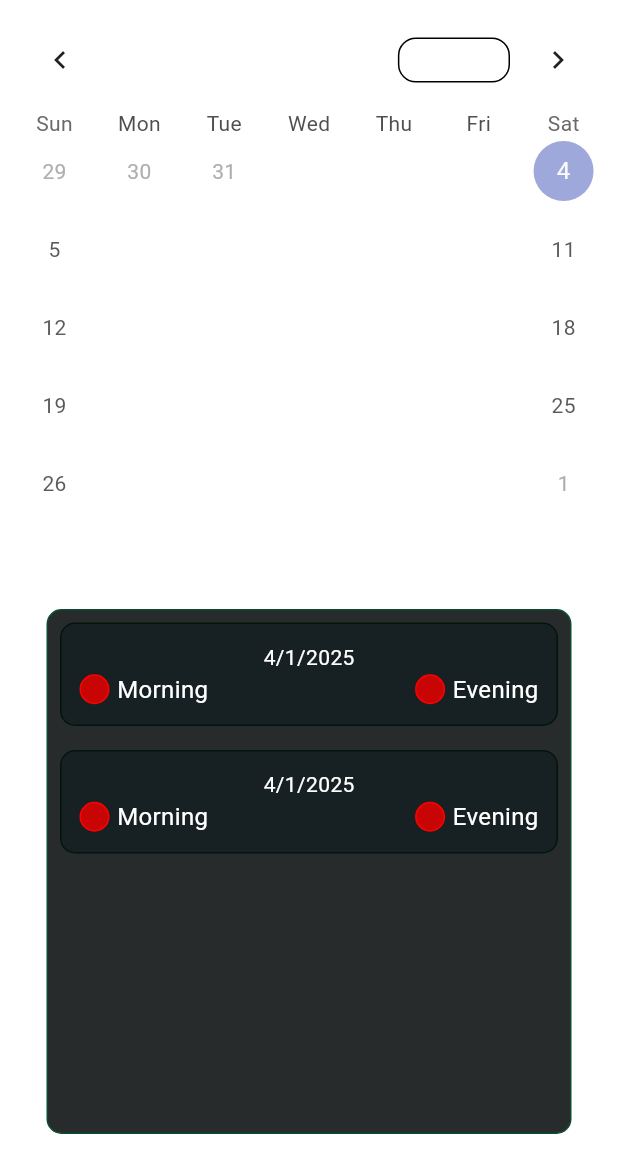
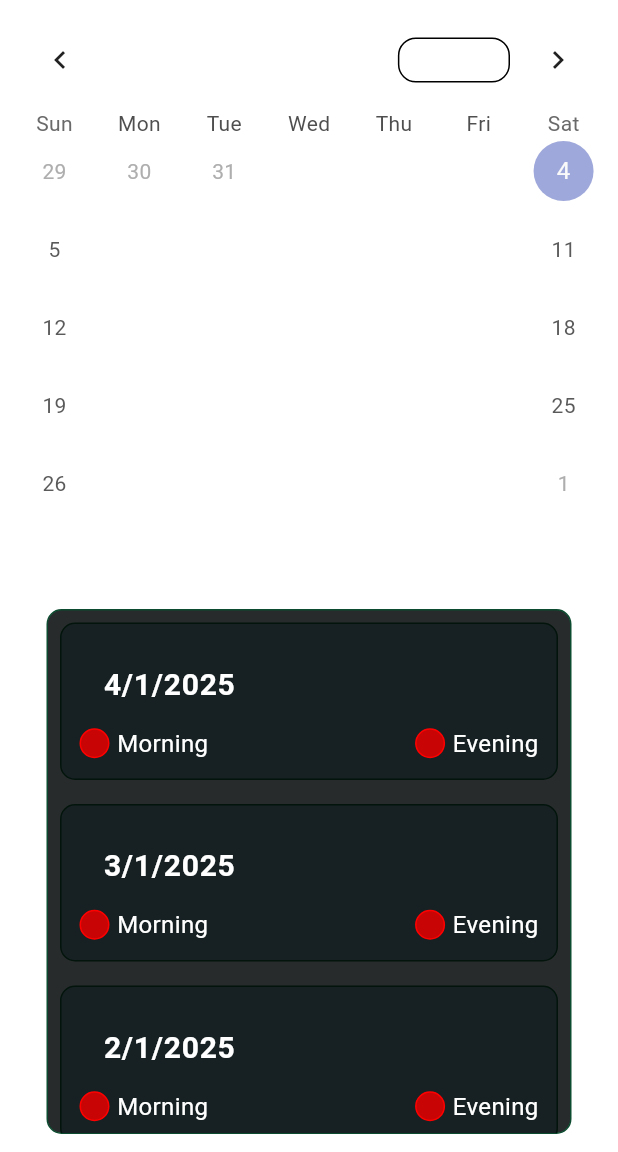
Before and after one commit to Fuadseid/checklist_app_for_medical_tab_user, a Flutter app: the screen it shows after launch, on a phone screen of 412 x 824 dp, the part 84-1236 px from its top. Run offline on Flutter 3.47's test engine with Material 3 defaults, Android fonts, the phone set to English and light mode, and no system bars; drawn by our look-alikes of table_calendar.

```diff
--- a/checklist_app/lib/Screen/Calander.dart
+++ b/checklist_app/lib/Screen/Calander.dart
@@ -3,6 +3,7 @@ import 'package:provider/provider.dart';
 import 'package:checklist_app/provider/Checkerprovider.dart';
 import 'package:table_calendar/table_calendar.dart';
 import 'package:checklist_app/Screen/Checker.dart';
+import 'package:checklist_app/model/Model.dart';
 
 class Calendar extends StatefulWidget {
   const Calendar({super.key});
@@ -12,12 +13,23 @@ class Calendar extends StatefulWidget {
 }
 
 class _CalendarState extends State<Calendar> {
+  final checkedmodel = Model();
+  late final mornchecked;
+  late final evechecked;
+
+  @override
+  void initState() {
+    super.initState();
+    mornchecked = checkedmodel.dates[4];
+    evechecked = checkedmodel.dates[5];
+  }
+
   DateTime? _selectedDay;
   DateTime today = DateTime.now();
   bool newvalue = false; // Persistent state for checkbox
   bool newvalue1 = false; // Persistent state for checkbox
   final morningStart = const TimeOfDay(hour: 6, minute: 0);
-  final morningEnd = const TimeOfDay(hour: 20, minute: 0);
+  final morningEnd = const TimeOfDay(hour: 10, minute: 0);
   final eveningStart = const TimeOfDay(hour: 20, minute: 0);
   final eveningEnd = const TimeOfDay(hour: 6, minute: 0);
 
@@ -103,9 +115,7 @@ class _CalendarState extends State<Calendar> {
                                             TextButton(
                                               onPressed: () {
                                                 // Do not check the checkbox
-                                                setModalState(() {
                                                 model.toggleBvalue = false;
-                                                });
                                                 Navigator.of(context)
                                                     .pop(); // Close the dialog
                                               },
@@ -119,9 +129,7 @@ class _CalendarState extends State<Calendar> {
                                             TextButton(
                                               onPressed: () {
                                                 // Check the checkbox
-                                                setModalState(() {
                                                 model.toggleBvalue = true;
-                                                });
                                                 Navigator.of(context)
                                                     .pop(); // Close the dialog
                                               },
@@ -138,9 +146,7 @@ class _CalendarState extends State<Calendar> {
                                   }
                                 } else {
                                   // If outside the time range, uncheck the checkbox
-                                  setModalState(() {
                                   model.toggleBvalue = false;
-                                  });
                                 }
                               },
                             ),
@@ -180,9 +186,7 @@ class _CalendarState extends State<Calendar> {
                                               TextButton(
                                                 onPressed: () {
                                                   // Do not check the checkbox
-                                                  setModalState(() {
                                                   model.toggleBvalue1 = false;
-                                                  });
                                                   Navigator.of(context)
                                                       .pop(); // Close the dialog
                                                 },
@@ -196,9 +200,7 @@ class _CalendarState extends State<Calendar> {
                                               TextButton(
                                                 onPressed: () {
                                                   // Check the checkbox
-                                                  setModalState(() {
                                                   model.toggleBvalue1 = true;
-                                                  });
                                                   Navigator.of(context)
                                                       .pop(); // Close the dialog
                                                 },
@@ -215,9 +217,7 @@ class _CalendarState extends State<Calendar> {
                                     }
                                   } else {
                                     // If outside the time range, uncheck the checkbox
-                                    setModalState(() {
                                     model.toggleBvalue1 = false;
-                                    });
                                   }
                                 },
                               ),
@@ -237,15 +237,17 @@ class _CalendarState extends State<Calendar> {
                         SizedBox(
                           width: 200,
                           child: ElevatedButton(
-
                             style: ElevatedButton.styleFrom(
-
-                                  backgroundColor: const Color.fromARGB(255, 23, 72, 82),
+                                backgroundColor:
+                                    const Color.fromARGB(255, 23, 72, 82),
                                 padding: const EdgeInsets.all(20)),
                             onPressed: () {
                               Navigator.pop(context);
                             },
-                              child:const Text("Close", style: TextStyle(fontSize: 20, color: Colors.white)),),
+                            child: const Text("Close",
+                                style: TextStyle(
+                                    fontSize: 20, color: Colors.white)),
+                          ),
                         )
                       ]),
                     )
--- a/checklist_app/lib/Screen/Displaycheck.dart
+++ b/checklist_app/lib/Screen/Displaycheck.dart
@@ -7,10 +7,10 @@ class Displaycheck extends StatelessWidget {
 
   @override
   Widget build(BuildContext context) {
-    // Access Checkerprovider values
-    final bvalue = context.watch<Checkerprovider>().bvalue;
-    final bvalue1 = context.watch<Checkerprovider>().bvalue1;
-    final now = [DateTime.now().day, DateTime.now().month, DateTime.now().year];
+    // Watch the `Checkerprovider` for changes
+    final checkerProvider = context.watch<Checkerprovider>();
+    final model = checkerProvider.model; // Access model from the provider
+
     return Consumer<Checkerprovider>(
       builder: (context, value, child) => Container(
         decoration: BoxDecoration(
@@ -21,83 +21,39 @@ class Displaycheck extends StatelessWidget {
         height: 350,
         width: 350,
         child: ListView.builder(
-          itemCount: 2, // Example item count
+          itemCount: model.dates.length, // Use the length of `dates`
           itemBuilder: (context, index) {
+            final date = model.dates[index];
+            final mornchecked = date[3] as bool;  // Today's morning checkbox
+            final evechecked = date[4] as bool;   // Today's evening checkbox
+            int day = date[0];
+            int month = date[1];
+            int year = date[2];
+
             return Padding(
               padding: const EdgeInsets.all(8.0),
               child: Container(
                 decoration: BoxDecoration(
-                  border:
-                      Border.all(color: const Color.fromARGB(255, 2, 20, 12)),
+                  border: Border.all(color: const Color.fromARGB(255, 2, 20, 12)),
                   borderRadius: BorderRadius.circular(10),
                   color: const Color.fromARGB(255, 23, 33, 35),
                 ),
                 child: Padding(
                   padding: const EdgeInsets.all(12.0),
                   child: Column(
+                    crossAxisAlignment: CrossAxisAlignment.start,
                     children: [
-                      Text(
-                        '${now[0].toString()}/${now[1].toString()}/${now[2].toString()}', // Display bvalue from Checkerprovider
+                      ListTile(
+                        title: Text(
+                          '$day/$month/$year',
+                          style: const TextStyle(color: Colors.white),
+                        ),
                       ),
                       Row(
                         mainAxisAlignment: MainAxisAlignment.spaceBetween,
                         children: [
-                          Row(
-                            children: [
-                              Container(
-                                height: 20,
-                                width: 20,
-                                decoration: BoxDecoration(
-                                  color: bvalue == true
-                                      ? const Color.fromARGB(255, 12, 75, 47)
-                                      : const Color.fromARGB(225, 225, 0, 0),
-                                  borderRadius: BorderRadius.circular(100),
-                                  border: Border.all(
-                                      color: bvalue == true
-                                          ? const Color.fromARGB(
-                                              255, 12, 75, 47)
-                                          : const Color.fromARGB(
-                                              255, 255, 0, 0)),
-                                ),
-                              ),
-                              const SizedBox(
-                                width: 5,
-                              ),
-                              const Text(
-                                "Morning",
-                                style:  TextStyle(
-                                    color: Colors.white, fontSize: 16),
-                              ),
-                            ],
-                          ),
-                          Row(
-                            children: [
-                              Container(
-                                height: 20,
-                                width: 20,
-                                decoration: BoxDecoration(
-                                  color: bvalue1 == true
-                                      ? const Color.fromARGB(255, 12, 75, 47)
-                                      : const Color.fromARGB(225, 225, 0, 0),
-                                  borderRadius: BorderRadius.circular(100),
-                                  border: Border.all(
-                                      color: bvalue1 == true
-                                          ? const Color.fromARGB(
-                                              255, 12, 75, 47)
-                                          : const Color.fromARGB(
-                                              255, 255, 0, 0)),
-                                ),
-                              ),
-                              const SizedBox(
-                                width: 5,
-                              ),
-                              const Text(
-                                "Evening", // Display bvalue1 from Checkerprovider
-                                style:  TextStyle(
-                                    color: Colors.white, fontSize: 16),
-                              ),
-                            ],
-                          ),
+                          _buildStatusIndicator("Morning", mornchecked),
+                          _buildStatusIndicator("Evening", evechecked),
                         ],
                       ),
                     ],
@@ -110,4 +66,32 @@ class Displaycheck extends StatelessWidget {
       ),
     );
   }
+
+  // Helper widget for status indicators
+  Widget _buildStatusIndicator(String label, bool status) {
+    return Row(
+      children: [
+        Container(
+          height: 20,
+          width: 20,
+          decoration: BoxDecoration(
+            color: status
+                ? const Color.fromARGB(255, 12, 75, 47) // Green if true
+                : const Color.fromARGB(225, 225, 0, 0), // Red if false
+            borderRadius: BorderRadius.circular(100),
+            border: Border.all(
+              color: status
+                  ? const Color.fromARGB(255, 12, 75, 47) // Green border if true
+                  : const Color.fromARGB(255, 255, 0, 0), // Red border if false
+            ),
+          ),
+        ),
+        const SizedBox(width: 5),
+        Text(
+          label,
+          style: const TextStyle(color: Colors.white, fontSize: 16),
+        ),
+      ],
+    );
+  }
 }
--- /dev/null
+++ b/checklist_app/lib/model/Model.dart
@@ -0,0 +1,26 @@
+class Model {
+  late List<List<dynamic>> dates;
+  List<bool> bvalue = List<bool>.filled(10, false, growable: false); // Fixed size
+  List<bool> bvalue1 = List<bool>.filled(10, false, growable: false); // Fixed size
+
+  Model() {
+    dates = [
+      [DateTime.now().day, DateTime.now().month, DateTime.now().year, bvalue[0], bvalue1[0]],
+      [DateTime.now().subtract(Duration(days: 1)).day, DateTime.now().subtract(Duration(days: 1)).month, DateTime.now().subtract(Duration(days: 1)).year, bvalue[1], bvalue1[1]],
+      [DateTime.now().subtract(Duration(days: 2)).day, DateTime.now().subtract(Duration(days: 2)).month, DateTime.now().subtract(Duration(days: 2)).year, bvalue[2], bvalue1[2]],
+      [DateTime.now().subtract(Duration(days: 3)).day, DateTime.now().subtract(Duration(days: 3)).month, DateTime.now().subtract(Duration(days: 3)).year, bvalue[3], bvalue1[3]],
+      [DateTime.now().subtract(Duration(days: 4)).day, DateTime.now().subtract(Duration(days: 4)).month, DateTime.now().subtract(Duration(days: 4)).year, bvalue[4], bvalue1[4]],
+      [DateTime.now().subtract(Duration(days: 5)).day, DateTime.now().subtract(Duration(days: 5)).month, DateTime.now().subtract(Duration(days: 5)).year, bvalue[5], bvalue1[5]],
+      [DateTime.now().subtract(Duration(days: 6)).day, DateTime.now().subtract(Duration(days: 6)).month, DateTime.now().subtract(Duration(days: 6)).year, bvalue[6], bvalue1[6]],
+      [DateTime.now().subtract(Duration(days: 7)).day, DateTime.now().subtract(Duration(days: 7)).month, DateTime.now().subtract(Duration(days: 7)).year, bvalue[7], bvalue1[7]],
+      [DateTime.now().subtract(Duration(days: 8)).day, DateTime.now().subtract(Duration(days: 8)).month, DateTime.now().subtract(Duration(days: 8)).year, bvalue[8], bvalue1[8]],
+      [DateTime.now().subtract(Duration(days: 9)).day, DateTime.now().subtract(Duration(days: 9)).month, DateTime.now().subtract(Duration(days: 9)).year, bvalue[9], bvalue1[9]],
+    ];
+  }
+
+  // Method to update the dates based on the current bvalue and bvalue1
+  void updateDates(int index) {
+    dates[index][3] = bvalue[index]; // Update bvalue
+    dates[index][4] = bvalue1[index]; // Update bvalue1
+  }
+}
--- a/checklist_app/lib/provider/checkerprovider.dart
+++ b/checklist_app/lib/provider/checkerprovider.dart
@@ -1,35 +1,29 @@
-
 import 'package:flutter/material.dart';
+import 'package:checklist_app/model/Model.dart';
 
 class Checkerprovider with ChangeNotifier {
-
   bool _toggleBvalue = false;
-
   bool _toggleBvalue1 = false;
 
-
+  // Expose the model from the provider
+  final Model model = Model();
 
   bool get bvalue => _toggleBvalue;
-
   bool get bvalue1 => _toggleBvalue1;
 
-
   set toggleBvalue(bool value) {
-
     _toggleBvalue = value;
 
-    notifyListeners();
-
+    // Update the model's 'bvalue' and notify listeners
+    model.dates[0][3] = value;  // Update today's morning status (index 0)
+    notifyListeners(); // Notify listeners to rebuild UI
   }
 
-
-
   set toggleBvalue1(bool value) {
-
     _toggleBvalue1 = value;
 
-    notifyListeners();
-
+    // Update the model's 'bvalue1' and notify listeners
+    model.dates[0][4] = value;  // Update today's evening status (index 0)
+    notifyListeners(); // Notify listeners to rebuild UI
   }
-
 }
```
Lines whose indentation alone changed are shown as unchanged.
